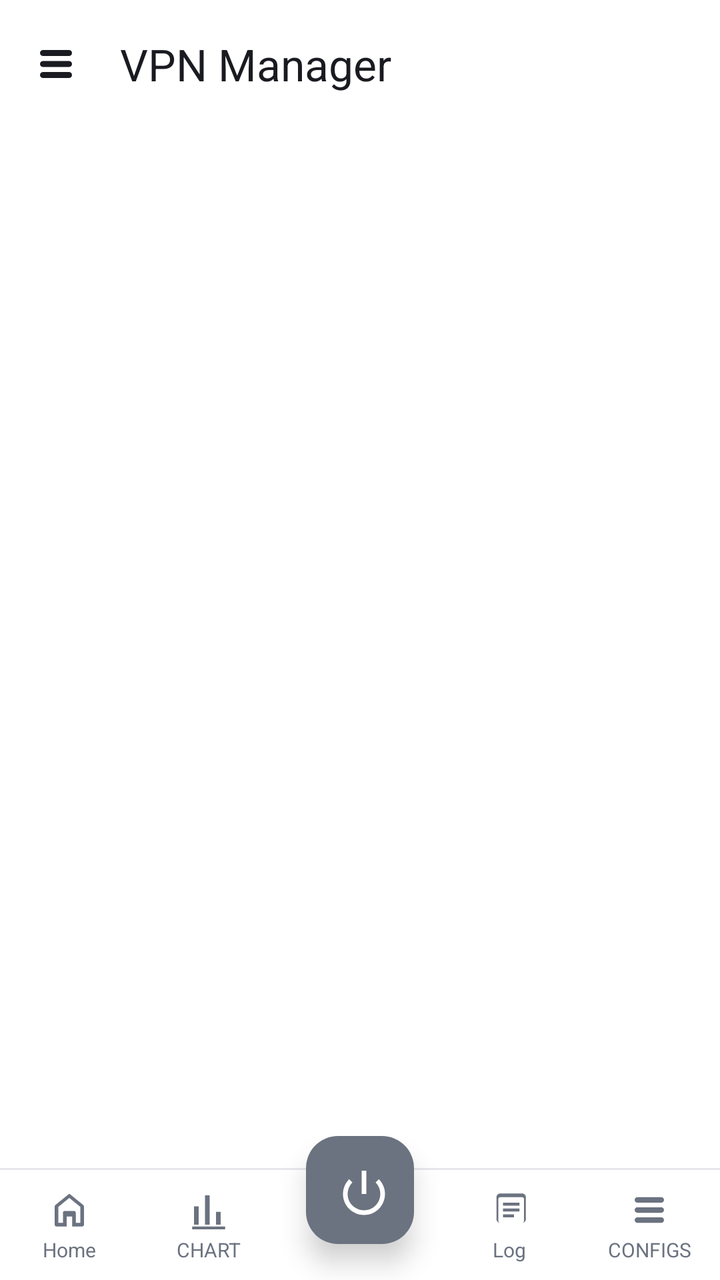
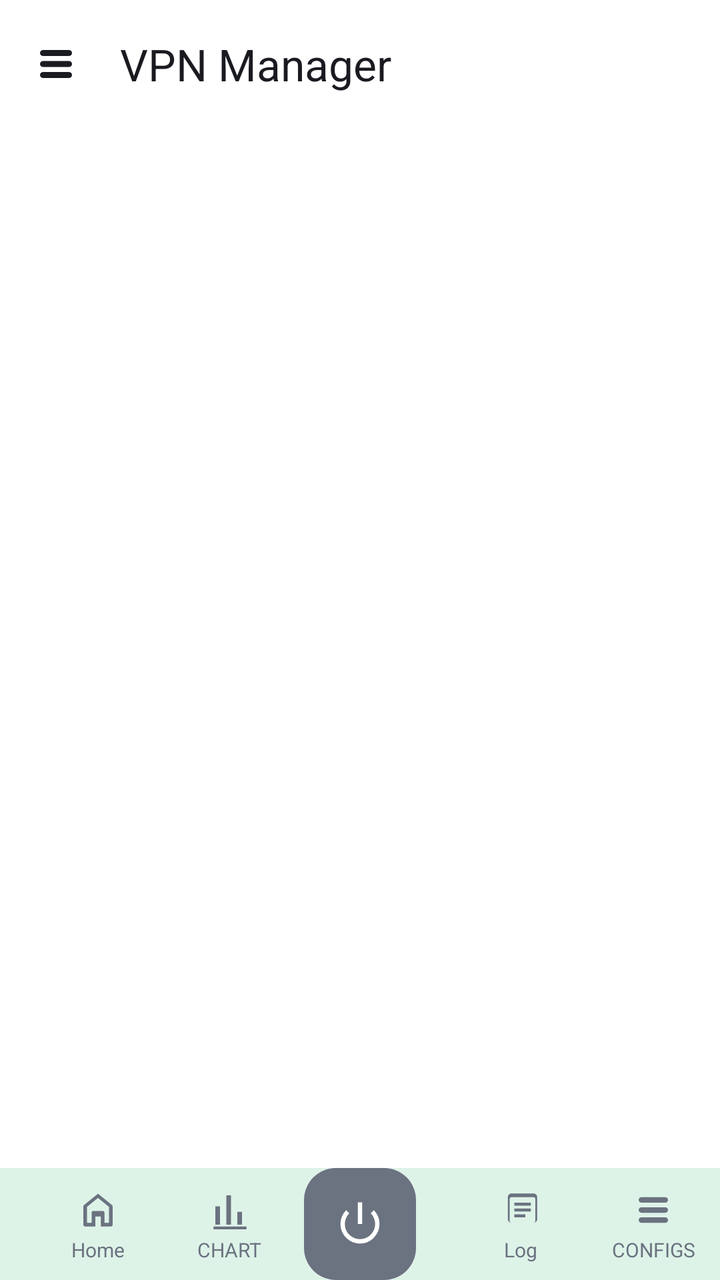

Two renders of the same Android screen: before a commit and after it. Below are the layout's source before the change and the commit's diff.
<!-- AndroidManifest.xml: application theme Theme.MyApp -->
<!-- res/layout/activity_connection.xml -->
<?xml version="1.0" encoding="utf-8"?>
<androidx.drawerlayout.widget.DrawerLayout
    xmlns:android="http://schemas.android.com/apk/res/android"
    xmlns:app="http://schemas.android.com/apk/res-auto"
    android:id="@+id/drawerLayout"
    android:layout_width="match_parent"
    android:layout_height="match_parent">

    
    <LinearLayout
        android:layout_width="match_parent"
        android:layout_height="match_parent"
        android:background="@color/window_background"
        android:orientation="vertical">

        
        <com.google.android.material.appbar.AppBarLayout
            android:layout_width="match_parent"
            android:layout_height="wrap_content"
            android:background="@color/window_background"
            app:elevation="0dp">

            <com.google.android.material.appbar.MaterialToolbar
                android:id="@+id/toolbar"
                android:layout_width="match_parent"
                android:layout_height="?attr/actionBarSize"
                android:background="@color/window_background"
                app:navigationIcon="@drawable/ic_nav_configs"
                app:navigationIconTint="@color/toolbar_icon"
                app:title="VPN Manager"
                app:titleTextColor="@color/toolbar_title" />
        </com.google.android.material.appbar.AppBarLayout>

        
        <com.google.android.material.tabs.TabLayout
            android:id="@+id/tabLayout"
            android:layout_width="match_parent"
            android:layout_height="wrap_content"
            android:background="@color/window_background"
            app:tabGravity="fill"
            app:tabMode="fixed"
            app:tabIndicatorColor="@color/accent_green"
            app:tabIndicatorFullWidth="false"
            app:tabIndicatorHeight="2dp"
            app:tabSelectedTextColor="@color/accent_green"
            app:tabTextColor="@color/tab_unselected"
            app:tabRippleColor="@color/accent_green" />

        
        <androidx.viewpager2.widget.ViewPager2
            android:id="@+id/viewPager"
            android:layout_width="match_parent"
            android:layout_height="0dp"
            android:layout_weight="1" />

        
        <FrameLayout
            android:layout_width="match_parent"
            android:layout_height="72dp"
            android:background="@color/bottom_nav_background">

            
            <LinearLayout
                android:layout_width="match_parent"
                android:layout_height="56dp"
                android:layout_gravity="bottom"
                android:background="@drawable/bg_bottom_nav"
                android:gravity="center_vertical"
                android:orientation="horizontal"
                android:paddingTop="6dp"
                android:paddingBottom="4dp">

                <LinearLayout
                    android:id="@+id/actionHome"
                    android:layout_width="0dp"
                    android:layout_height="match_parent"
                    android:layout_weight="1"
                    android:background="?attr/selectableItemBackground"
                    android:clickable="true"
                    android:focusable="true"
                    android:gravity="center"
                    android:orientation="vertical">

                    <ImageView
                        android:layout_width="22dp"
                        android:layout_height="22dp"
                        android:src="@drawable/ic_nav_home"
                        app:tint="@color/bottom_nav_icon" />

                    <TextView
                        android:layout_width="wrap_content"
                        android:layout_height="wrap_content"
                        android:layout_marginTop="2dp"
                        android:text="Home"
                        android:textColor="@color/bottom_nav_icon"
                        android:textSize="10sp" />
                </LinearLayout>

                <LinearLayout
                    android:id="@+id/actionChart"
                    android:layout_width="0dp"
                    android:layout_height="match_parent"
                    android:layout_weight="1"
                    android:background="?attr/selectableItemBackground"
                    android:clickable="true"
                    android:focusable="true"
                    android:gravity="center"
                    android:orientation="vertical">

                    <ImageView
                        android:layout_width="22dp"
                        android:layout_height="22dp"
                        android:src="@drawable/ic_nav_chart"
                        app:tint="@color/bottom_nav_icon" />

                    <TextView
                        android:layout_width="wrap_content"
                        android:layout_height="wrap_content"
                        android:layout_marginTop="2dp"
                        android:text="CHART"
                        android:textColor="@color/bottom_nav_icon"
                        android:textSize="10sp" />
                </LinearLayout>

                
                <View
                    android:layout_width="0dp"
                    android:layout_height="1dp"
                    android:layout_weight="1.15" />

                <LinearLayout
                    android:id="@+id/actionLog"
                    android:layout_width="0dp"
                    android:layout_height="match_parent"
                    android:layout_weight="1"
                    android:background="?attr/selectableItemBackground"
                    android:clickable="true"
                    android:focusable="true"
                    android:gravity="center"
                    android:orientation="vertical">

                    <ImageView
                        android:layout_width="22dp"
                        android:layout_height="22dp"
                        android:src="@drawable/ic_nav_log"
                        app:tint="@color/bottom_nav_icon" />

                    <TextView
                        android:layout_width="wrap_content"
                        android:layout_height="wrap_content"
                        android:layout_marginTop="2dp"
                        android:text="Log"
                        android:textColor="@color/bottom_nav_icon"
                        android:textSize="10sp" />
                </LinearLayout>

                <LinearLayout
                    android:id="@+id/actionAdd"
                    android:layout_width="0dp"
                    android:layout_height="match_parent"
                    android:layout_weight="1"
                    android:background="?attr/selectableItemBackground"
                    android:clickable="true"
                    android:focusable="true"
                    android:gravity="center"
                    android:orientation="vertical">

                    <ImageView
                        android:layout_width="22dp"
                        android:layout_height="22dp"
                        android:src="@drawable/ic_nav_configs"
                        app:tint="@color/bottom_nav_icon" />

                    <TextView
                        android:layout_width="wrap_content"
                        android:layout_height="wrap_content"
                        android:layout_marginTop="2dp"
                        android:text="CONFIGS"
                        android:textColor="@color/bottom_nav_icon"
                        android:textSize="10sp" />
                </LinearLayout>
            </LinearLayout>

            
            <com.google.android.material.floatingactionbutton.FloatingActionButton
                android:id="@+id/fabConnect"
                android:layout_width="wrap_content"
                android:layout_height="wrap_content"
                android:layout_gravity="center_horizontal|bottom"
                android:layout_marginBottom="18dp"
                android:contentDescription="เชื่อมต่อ / ตัดการเชื่อมต่อ"
                android:src="@android:drawable/ic_lock_power_off"
                app:backgroundTint="#6B7280"
                app:borderWidth="0dp"
                app:elevation="8dp"
                app:fabCustomSize="58dp"
                app:maxImageSize="28dp"
                app:tint="#FFFFFF" />
        </FrameLayout>

    </LinearLayout>

    
    <com.google.android.material.navigation.NavigationView
        android:id="@+id/navView"
        android:layout_width="280dp"
        android:layout_height="match_parent"
        android:layout_gravity="start"
        android:background="@color/drawer_background"
        app:headerLayout="@layout/nav_header_connection"
        app:itemIconTint="@color/drawer_item"
        app:itemTextColor="@color/drawer_item"
        app:menu="@menu/menu_drawer_connection" />

</androidx.drawerlayout.widget.DrawerLayout>
<!-- res/layout/nav_header_connection.xml (included above) -->
<?xml version="1.0" encoding="utf-8"?>
<LinearLayout xmlns:android="http://schemas.android.com/apk/res/android"
    xmlns:app="http://schemas.android.com/apk/res-auto"
    android:layout_width="match_parent"
    android:layout_height="180dp"
    android:background="#1F2733"
    android:gravity="bottom"
    android:orientation="vertical"
    android:padding="20dp">

    <ImageView
        android:layout_width="56dp"
        android:layout_height="56dp"
        android:background="@drawable/bg_circle"
        android:padding="10dp"
        android:src="@drawable/ic_vpn"
        app:tint="#00E676" />

    <TextView
        android:layout_width="wrap_content"
        android:layout_height="wrap_content"
        android:layout_marginTop="12dp"
        android:text="Tunnel Mate"
        android:textColor="#FFFFFF"
        android:textSize="20sp"
        android:textStyle="bold" />

    <TextView
        android:id="@+id/navSubtitle"
        android:layout_width="wrap_content"
        android:layout_height="wrap_content"
        android:layout_marginTop="2dp"
        android:text="จัดการ VPN ทั้งหมด"
        android:textColor="#B0BEC5"
        android:textSize="13sp" />
</LinearLayout>
<!-- resources referenced by this layout -->
<resources>
  <color name="accent_green">#00A854</color>
  <color name="bottom_nav_background">#FFFFFF</color>
  <color name="bottom_nav_icon">#6B7280</color>
  <color name="drawer_background">#FFFFFF</color>
  <color name="drawer_item">#1A1B21</color>
  <color name="tab_unselected">#9CA3AF</color>
  <color name="toolbar_icon">#1A1B21</color>
  <color name="toolbar_title">#1A1B21</color>
  <color name="window_background">#FFFFFF</color>
  <!-- drawable bg_bottom_nav (drawable) -->
  <?xml version="1.0" encoding="utf-8"?>
  <layer-list xmlns:android="http://schemas.android.com/apk/res/android">
      <item>
          <shape android:shape="rectangle">
              <solid android:color="@color/bottom_nav_background" />
          </shape>
      </item>
      
      <item android:height="1dp" android:gravity="top">
          <shape android:shape="rectangle">
              <solid android:color="@color/divider" />
          </shape>
      </item>
  </layer-list>
  <!-- drawable bg_circle (drawable) -->
  <?xml version="1.0" encoding="utf-8"?>
  <shape xmlns:android="http://schemas.android.com/apk/res/android"
      android:shape="oval">
      <solid android:color="#1A2230" />
      <stroke
          android:width="1dp"
          android:color="#253044" />
  </shape>
  <!-- drawable ic_nav_chart (drawable) -->
  <?xml version="1.0" encoding="utf-8"?>
  <vector xmlns:android="http://schemas.android.com/apk/res/android"
      android:width="24dp"
      android:height="24dp"
      android:viewportWidth="24"
      android:viewportHeight="24">
      <path
          android:fillColor="#FFFFFF"
          android:pathData="M4,20h2.5V10H4V20zM10,20h2.5V4H10V20zM16,20h2.5v-7H16V20zM3,21h18v1.5H3V21z"/>
  </vector>
  <!-- drawable ic_nav_home (drawable) -->
  <?xml version="1.0" encoding="utf-8"?>
  <vector xmlns:android="http://schemas.android.com/apk/res/android"
      android:width="24dp"
      android:height="24dp"
      android:viewportWidth="24"
      android:viewportHeight="24">
      <path
          android:fillColor="#FFFFFF"
          android:pathData="M12,3.1L4.5,9.2c-0.3,0.25 -0.5,0.63 -0.5,1.03V20c0,0.55 0.45,1 1,1h5.5v-5.5h3V21H19c0.55,0 1,-0.45 1,-1v-9.77c0,-0.4 -0.2,-0.78 -0.5,-1.03L12,3.1zM12,5.4l6,4.9V19h-2.5v-5.5c0,-0.55 -0.45,-1 -1,-1h-5c-0.55,0 -1,0.45 -1,1V19H6v-8.7l6,-4.9z"/>
  </vector>
  <!-- drawable ic_vpn (drawable) -->
  <?xml version="1.0" encoding="utf-8"?>
  <vector xmlns:android="http://schemas.android.com/apk/res/android"
      android:width="24dp"
      android:height="24dp"
      android:viewportWidth="24"
      android:viewportHeight="24">
      
      <path
          android:fillColor="#00E676"
          android:pathData="M12,1 L4,4 L4,11 C4,16.55 7.41,21.74 12,23 C16.59,21.74 20,16.55 20,11 L20,4 Z" />
      
      <path
          android:fillColor="#0D1117"
          android:pathData="M10.5,14.5 L8,12 L6.5,13.5 L10.5,17.5 L17.5,10.5 L16,9 Z" />
  </vector>
  <color name="divider">#E5E7EB</color>
  <color name="md_theme_primary_container">#E0E0FF</color>
  <color name="md_theme_on_primary_container">#12134A</color>
  <color name="md_theme_secondary">#5A5D72</color>
  <color name="md_theme_on_secondary">#FFFFFF</color>
  <color name="md_theme_secondary_container">#DFE1F9</color>
  <color name="md_theme_on_secondary_container">#171B2C</color>
  <color name="md_theme_tertiary">#006B5F</color>
  <color name="md_theme_on_tertiary">#FFFFFF</color>
  <color name="md_theme_error">#BA1A1A</color>
  <color name="md_theme_on_error">#FFFFFF</color>
  <color name="text_primary">#1A1B21</color>
  <color name="card_background">#FFFFFF</color>
  <color name="md_theme_surface_variant">#E3E1EC</color>
  <color name="text_secondary">#6B7280</color>
  <color name="status_bar">#FFFFFF</color>
  <!-- unchanged entries left out for length: 3 -->
</resources>

<!-- the commit's change to res/layout/activity_connection.xml (unified diff, before → after) -->
@@ -54,149 +54,162 @@
             android:layout_weight="1" />
 
         
-        <FrameLayout
-            android:layout_width="match_parent"
-            android:layout_height="72dp"
-            android:background="@color/bottom_nav_background">
-
-            
-            <LinearLayout
+        <androidx.coordinatorlayout.widget.CoordinatorLayout
+            android:layout_width="match_parent"
+            android:layout_height="80dp"
+            android:clipChildren="false"
+            android:clipToPadding="false">
+
+            <com.google.android.material.bottomappbar.BottomAppBar
+                android:id="@+id/bottomAppBar"
                 android:layout_width="match_parent"
                 android:layout_height="56dp"
                 android:layout_gravity="bottom"
-                android:background="@drawable/bg_bottom_nav"
-                android:gravity="center_vertical"
-                android:orientation="horizontal"
-                android:paddingTop="6dp"
-                android:paddingBottom="4dp">
+                android:paddingStart="0dp"
+                android:paddingEnd="0dp"
+                app:backgroundTint="@color/bottom_nav_background"
+                app:elevation="10dp"
+                app:fabAlignmentMode="center"
+                app:fabAnimationMode="scale"
+                app:fabCradleMargin="10dp"
+                app:fabCradleRoundedCornerRadius="14dp"
+                app:fabCradleVerticalOffset="6dp">
 
                 <LinearLayout
-                    android:id="@+id/actionHome"
-                    android:layout_width="0dp"
+                    android:layout_width="match_parent"
                     android:layout_height="match_parent"
-                    android:layout_weight="1"
-                    android:background="?attr/selectableItemBackground"
-                    android:clickable="true"
-                    android:focusable="true"
-                    android:gravity="center"
-                    android:orientation="vertical">
-
-                    <ImageView
-                        android:layout_width="22dp"
-                        android:layout_height="22dp"
-                        android:src="@drawable/ic_nav_home"
-                        app:tint="@color/bottom_nav_icon" />
-
-                    <TextView
-                        android:layout_width="wrap_content"
-                        android:layout_height="wrap_content"
-                        android:layout_marginTop="2dp"
-                        android:text="Home"
-                        android:textColor="@color/bottom_nav_icon"
-                        android:textSize="10sp" />
+                    android:gravity="center_vertical"
+                    android:orientation="horizontal"
+                    android:paddingTop="4dp"
+                    android:paddingBottom="2dp">
+
+                    <LinearLayout
+                        android:id="@+id/actionHome"
+                        android:layout_width="0dp"
+                        android:layout_height="match_parent"
+                        android:layout_weight="1"
+                        android:background="?attr/selectableItemBackgroundBorderless"
+                        android:clickable="true"
+                        android:focusable="true"
+                        android:gravity="center"
+                        android:orientation="vertical">
+
+                        <ImageView
+                            android:layout_width="22dp"
+                            android:layout_height="22dp"
+                            android:src="@drawable/ic_nav_home"
+                            app:tint="@color/bottom_nav_icon" />
+
+                        <TextView
+                            android:layout_width="wrap_content"
+                            android:layout_height="wrap_content"
+                            android:layout_marginTop="2dp"
+                            android:text="Home"
+                            android:textColor="@color/bottom_nav_icon"
+                            android:textSize="10sp" />
+                    </LinearLayout>
+
+                    <LinearLayout
+                        android:id="@+id/actionChart"
+                        android:layout_width="0dp"
+                        android:layout_height="match_parent"
+                        android:layout_weight="1"
+                        android:background="?attr/selectableItemBackgroundBorderless"
+                        android:clickable="true"
+                        android:focusable="true"
+                        android:gravity="center"
+                        android:orientation="vertical">
+
+                        <ImageView
+                            android:layout_width="22dp"
+                            android:layout_height="22dp"
+                            android:src="@drawable/ic_nav_chart"
+                            app:tint="@color/bottom_nav_icon" />
+
+                        <TextView
+                            android:layout_width="wrap_content"
+                            android:layout_height="wrap_content"
+                            android:layout_marginTop="2dp"
+                            android:text="CHART"
+                            android:textColor="@color/bottom_nav_icon"
+                            android:textSize="10sp" />
+                    </LinearLayout>
+
+                    
+                    <View
+                        android:layout_width="0dp"
+                        android:layout_height="1dp"
+                        android:layout_weight="1.2" />
+
+                    <LinearLayout
+                        android:id="@+id/actionLog"
+                        android:layout_width="0dp"
+                        android:layout_height="match_parent"
+                        android:layout_weight="1"
+                        android:background="?attr/selectableItemBackgroundBorderless"
+                        android:clickable="true"
+                        android:focusable="true"
+                        android:gravity="center"
+                        android:orientation="vertical">
+
+                        <ImageView
+                            android:layout_width="22dp"
+                            android:layout_height="22dp"
+                            android:src="@drawable/ic_nav_log"
+                            app:tint="@color/bottom_nav_icon" />
+
+                        <TextView
+                            android:layout_width="wrap_content"
+                            android:layout_height="wrap_content"
+                            android:layout_marginTop="2dp"
+                            android:text="Log"
+                            android:textColor="@color/bottom_nav_icon"
+                            android:textSize="10sp" />
+                    </LinearLayout>
+
+                    <LinearLayout
+                        android:id="@+id/actionAdd"
+                        android:layout_width="0dp"
+                        android:layout_height="match_parent"
+                        android:layout_weight="1"
+                        android:background="?attr/selectableItemBackgroundBorderless"
+                        android:clickable="true"
+                        android:focusable="true"
+                        android:gravity="center"
+                        android:orientation="vertical">
+
+                        <ImageView
+                            android:layout_width="22dp"
+                            android:layout_height="22dp"
+                            android:src="@drawable/ic_nav_configs"
+                            app:tint="@color/bottom_nav_icon" />
+
+                        <TextView
+                            android:layout_width="wrap_content"
+                            android:layout_height="wrap_content"
+                            android:layout_marginTop="2dp"
+                            android:text="CONFIGS"
+                            android:textColor="@color/bottom_nav_icon"
+                            android:textSize="10sp" />
+                    </LinearLayout>
                 </LinearLayout>
-
-                <LinearLayout
-                    android:id="@+id/actionChart"
-                    android:layout_width="0dp"
-                    android:layout_height="match_parent"
-                    android:layout_weight="1"
-                    android:background="?attr/selectableItemBackground"
-                    android:clickable="true"
-                    android:focusable="true"
-                    android:gravity="center"
-                    android:orientation="vertical">
-
-                    <ImageView
-                        android:layout_width="22dp"
-                        android:layout_height="22dp"
-                        android:src="@drawable/ic_nav_chart"
-                        app:tint="@color/bottom_nav_icon" />
-
-                    <TextView
-                        android:layout_width="wrap_content"
-                        android:layout_height="wrap_content"
-                        android:layout_marginTop="2dp"
-                        android:text="CHART"
-                        android:textColor="@color/bottom_nav_icon"
-                        android:textSize="10sp" />
-                </LinearLayout>
-
-                
-                <View
-                    android:layout_width="0dp"
-                    android:layout_height="1dp"
-                    android:layout_weight="1.15" />
-
-                <LinearLayout
-                    android:id="@+id/actionLog"
-                    android:layout_width="0dp"
-                    android:layout_height="match_parent"
-                    android:layout_weight="1"
-                    android:background="?attr/selectableItemBackground"
-                    android:clickable="true"
-                    android:focusable="true"
-                    android:gravity="center"
-                    android:orientation="vertical">
-
-                    <ImageView
-                        android:layout_width="22dp"
-                        android:layout_height="22dp"
-                        android:src="@drawable/ic_nav_log"
-                        app:tint="@color/bottom_nav_icon" />
-
-                    <TextView
-                        android:layout_width="wrap_content"
-                        android:layout_height="wrap_content"
-                        android:layout_marginTop="2dp"
-                        android:text="Log"
-                        android:textColor="@color/bottom_nav_icon"
-                        android:textSize="10sp" />
-                </LinearLayout>
-
-                <LinearLayout
-                    android:id="@+id/actionAdd"
-                    android:layout_width="0dp"
-                    android:layout_height="match_parent"
-                    android:layout_weight="1"
-                    android:background="?attr/selectableItemBackground"
-                    android:clickable="true"
-                    android:focusable="true"
-                    android:gravity="center"
-                    android:orientation="vertical">
-
-                    <ImageView
-                        android:layout_width="22dp"
-                        android:layout_height="22dp"
-                        android:src="@drawable/ic_nav_configs"
-                        app:tint="@color/bottom_nav_icon" />
-
-                    <TextView
-                        android:layout_width="wrap_content"
-                        android:layout_height="wrap_content"
-                        android:layout_marginTop="2dp"
-                        android:text="CONFIGS"
-                        android:textColor="@color/bottom_nav_icon"
-                        android:textSize="10sp" />
-                </LinearLayout>
-            </LinearLayout>
+            </com.google.android.material.bottomappbar.BottomAppBar>
 
             
             <com.google.android.material.floatingactionbutton.FloatingActionButton
                 android:id="@+id/fabConnect"
                 android:layout_width="wrap_content"
                 android:layout_height="wrap_content"
-                android:layout_gravity="center_horizontal|bottom"
-                android:layout_marginBottom="18dp"
                 android:contentDescription="เชื่อมต่อ / ตัดการเชื่อมต่อ"
                 android:src="@android:drawable/ic_lock_power_off"
                 app:backgroundTint="#6B7280"
                 app:borderWidth="0dp"
-                app:elevation="8dp"
-                app:fabCustomSize="58dp"
-                app:maxImageSize="28dp"
+                app:elevation="12dp"
+                app:fabCustomSize="56dp"
+                app:layout_anchor="@id/bottomAppBar"
+                app:maxImageSize="26dp"
                 app:tint="#FFFFFF" />
-        </FrameLayout>
+        </androidx.coordinatorlayout.widget.CoordinatorLayout>
 
     </LinearLayout>
 
<!-- resource entries referenced after the edit -->
@@ -9,21 +9,6 @@
   <color name="toolbar_icon">#1A1B21</color>
   <color name="toolbar_title">#1A1B21</color>
   <color name="window_background">#FFFFFF</color>
-  <!-- drawable bg_bottom_nav (drawable) -->
-  <?xml version="1.0" encoding="utf-8"?>
-  <layer-list xmlns:android="http://schemas.android.com/apk/res/android">
-      <item>
-          <shape android:shape="rectangle">
-              <solid android:color="@color/bottom_nav_background" />
-          </shape>
-      </item>
-      
-      <item android:height="1dp" android:gravity="top">
-          <shape android:shape="rectangle">
-              <solid android:color="@color/divider" />
-          </shape>
-      </item>
-  </layer-list>
   <!-- drawable bg_circle (drawable) -->
   <?xml version="1.0" encoding="utf-8"?>
   <shape xmlns:android="http://schemas.android.com/apk/res/android"
